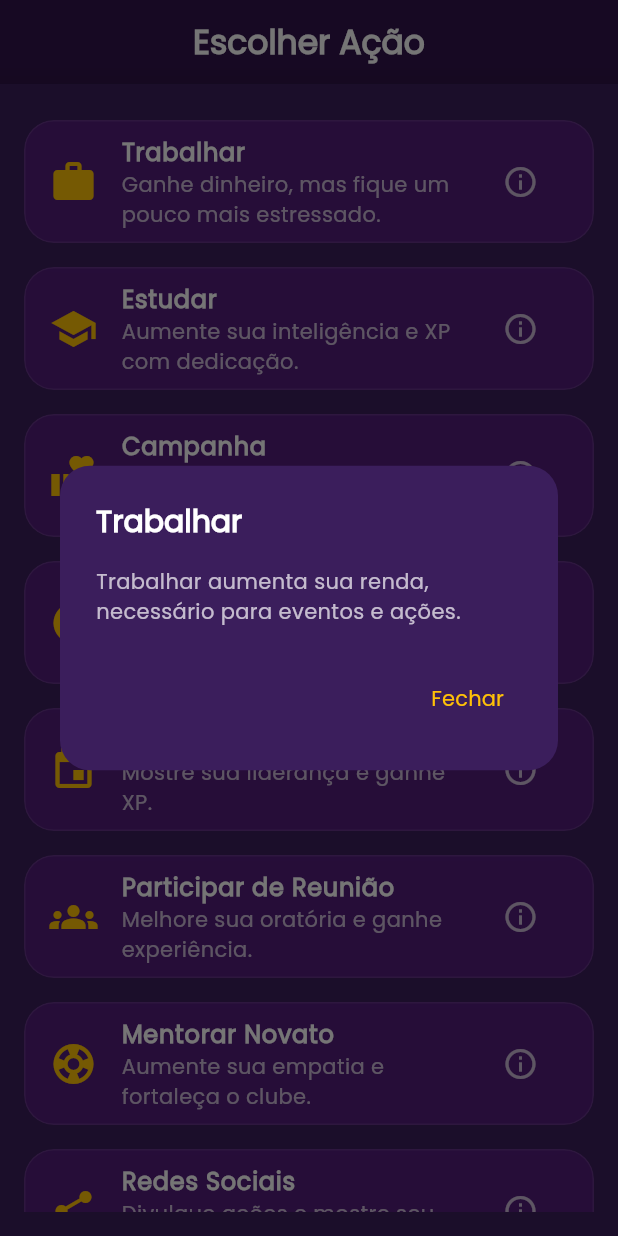
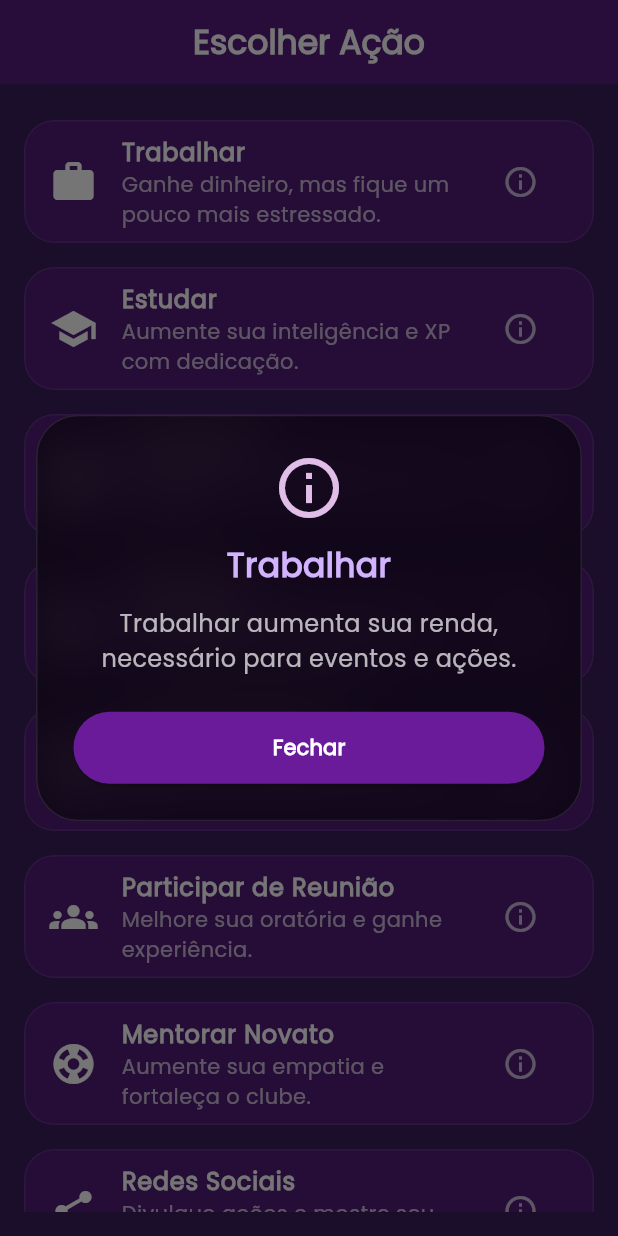
Before and after one commit to GustavoJung/bitleo, a Flutter app: the ActionsScreen screen opened directly with empty values, after a tap on the "info outline" icon, on a phone screen of 412 x 824 dp. Run offline on Flutter 3.47's test engine with Material 3 defaults, Android fonts, the phone set to English and light mode, and no system bars; our stand-ins replace animated_background, confetti, shared_preferences; accounts and stored records are empty.

Commit message:
visual atualizado para web

```diff
--- a/lib/screens/actions_screen.dart
+++ b/lib/screens/actions_screen.dart
@@ -17,28 +17,82 @@ class ActionsScreen extends StatelessWidget {
     ConquistaService.marcarTelaVisitada('actions');
     showDialog(
       context: context,
-      builder: (context) => AlertDialog(
-        backgroundColor: const Color(0xFF3B1E5C),
-        shape: RoundedRectangleBorder(borderRadius: BorderRadius.circular(20)),
-        title: Text(
+      builder: (context) {
+        return Dialog(
+          backgroundColor: Colors.transparent,
+          insetPadding: const EdgeInsets.symmetric(
+            horizontal: 24,
+            vertical: 24,
+          ),
+          child: ConstrainedBox(
+            constraints: const BoxConstraints(maxWidth: 400),
+            child: ClipRRect(
+              borderRadius: BorderRadius.circular(28),
+              child: BackdropFilter(
+                filter: ImageFilter.blur(sigmaX: 20, sigmaY: 20),
+                child: Container(
+                  padding: const EdgeInsets.all(24),
+                  decoration: BoxDecoration(
+                    color: Colors.black.withOpacity(0.5),
+                    borderRadius: BorderRadius.circular(28),
+                    border: Border.all(color: Colors.white.withOpacity(0.1)),
+                  ),
+                  child: Column(
+                    mainAxisSize: MainAxisSize.min,
+                    children: [
+                      const Icon(
+                        Icons.info_outline,
+                        size: 48,
+                        color: Color(0xFFE1BEE7),
+                      ),
+                      const SizedBox(height: 12),
+                      Text(
                         title,
+                        textAlign: TextAlign.center,
                         style: const TextStyle(
-            color: Colors.white,
-            fontSize: 20,
+                          color: Color(0xFFD1B3FF),
+                          fontSize: 22,
                           fontWeight: FontWeight.bold,
                         ),
                       ),
-        content: Text(
+                      const SizedBox(height: 12),
+                      Text(
                         description,
-          style: const TextStyle(color: Colors.white70),
+                        textAlign: TextAlign.center,
+                        style: const TextStyle(
+                          color: Colors.white70,
+                          fontSize: 16,
                         ),
-        actions: [
-          TextButton(
+                      ),
+                      const SizedBox(height: 24),
+                      SizedBox(
+                        width: double.infinity,
+                        child: ElevatedButton(
+                          style: ElevatedButton.styleFrom(
+                            backgroundColor: const Color(0xFF6A1B9A),
+                            shape: RoundedRectangleBorder(
+                              borderRadius: BorderRadius.circular(30),
+                            ),
+                            padding: const EdgeInsets.symmetric(vertical: 14),
+                          ),
                           onPressed: () => Navigator.pop(context),
-            child: const Text('Fechar', style: TextStyle(color: Colors.amber)),
+                          child: const Text(
+                            'Fechar',
+                            style: TextStyle(
+                              color: Colors.white,
+                              fontWeight: FontWeight.bold,
+                            ),
+                          ),
+                        ),
                       ),
                     ],
                   ),
+                ),
+              ),
+            ),
+          ),
+        );
+      },
     );
   }
 
@@ -186,7 +240,7 @@ class ActionsScreen extends StatelessWidget {
                         child: ListTile(
                           leading: Icon(
                             icon,
-                            color: pode ? Colors.amber : Colors.white38,
+                            color: pode ? Colors.white : Colors.white38,
                             size: 32,
                           ),
                           title: Text(
--- a/lib/widgets/custom_appbar.dart
+++ b/lib/widgets/custom_appbar.dart
@@ -4,9 +4,23 @@ import 'package:flutter/material.dart';
 /// AppBar simples (sem ações)
 PreferredSizeWidget buildCustomAppBar(String title) {
   return AppBar(
-    backgroundColor: Color(0xFF6A1B9A).withOpacity(0.3),
     elevation: 0,
     centerTitle: true,
+    backgroundColor: Colors.transparent,
+    flexibleSpace: ClipRRect(
+      borderRadius: const BorderRadius.only(
+        bottomLeft: Radius.circular(0),
+        bottomRight: Radius.circular(0),
+      ),
+      child: BackdropFilter(
+        filter: ImageFilter.blur(sigmaX: 15, sigmaY: 15),
+        child: Container(
+          color: const Color(
+            0xFF6A1B9A,
+          ).withOpacity(0.6), // Roxo sólido translúcido
+        ),
+      ),
+    ),
     title: Text(
       title,
       style: const TextStyle(
@@ -16,29 +30,29 @@ PreferredSizeWidget buildCustomAppBar(String title) {
         fontWeight: FontWeight.bold,
       ),
     ),
+    iconTheme: const IconThemeData(color: Colors.white),
+  );
+}
+
+/// AppBar com ações e tooltips
+PreferredSizeWidget buildCustomAppBarWithActions({
+  required String title,
+  required List<Widget> actions,
+}) {
+  return AppBar(
+    elevation: 0,
+    centerTitle: true,
+    backgroundColor: Colors.transparent,
     flexibleSpace: ClipRRect(
       borderRadius: const BorderRadius.only(
         bottomLeft: Radius.circular(0),
         bottomRight: Radius.circular(0),
       ),
       child: BackdropFilter(
-        filter: ImageFilter.blur(sigmaX: 10, sigmaY: 10),
-        child: Container(color: Colors.black.withOpacity(0.3)),
+        filter: ImageFilter.blur(sigmaX: 15, sigmaY: 15),
+        child: Container(color: const Color(0xFF6A1B9A).withOpacity(0.6)),
       ),
     ),
-    iconTheme: const IconThemeData(color: Color(0xFFFF7043)),
-  );
-}
-
-/// AppBar com ações (ícones)
-PreferredSizeWidget buildCustomAppBarWithActions({
-  required String title,
-  required List<Widget> actions,
-}) {
-  return AppBar(
-    backgroundColor: Color(0xFF6A1B9A).withOpacity(0.3),
-    elevation: 0,
-    centerTitle: true,
     title: Text(
       title,
       style: const TextStyle(
@@ -48,17 +62,39 @@ PreferredSizeWidget buildCustomAppBarWithActions({
         fontWeight: FontWeight.bold,
       ),
     ),
-    flexibleSpace: ClipRRect(
-      borderRadius: const BorderRadius.only(
-        bottomLeft: Radius.circular(0),
-        bottomRight: Radius.circular(0),
-      ),
-      child: BackdropFilter(
-        filter: ImageFilter.blur(sigmaX: 10, sigmaY: 10),
-        child: Container(color: Colors.black.withOpacity(0.3)),
-      ),
-    ),
-    iconTheme: const IconThemeData(color: Color.fromARGB(255, 128, 2, 206)),
-    actions: actions,
+    iconTheme: const IconThemeData(color: Colors.white),
+    actions: actions
+        .map(
+          (widget) => Padding(
+            padding: const EdgeInsets.symmetric(horizontal: 4),
+            child: Tooltip(
+              message: _getTooltipForAction(widget),
+              child: widget,
+            ),
+          ),
+        )
+        .toList(),
   );
 }
+
+/// Função auxiliar para definir textos de hover
+String _getTooltipForAction(Widget widget) {
+  if (widget is IconButton) {
+    final icon = widget.icon;
+    if (icon is Icon) {
+      switch (icon.icon) {
+        case Icons.person:
+          return 'Perfil';
+        case Icons.emoji_events:
+          return 'Conquistas';
+        case Icons.settings:
+          return 'Configurações';
+        case Icons.help:
+          return 'Ajuda';
+        default:
+          return 'Ação';
+      }
+    }
+  }
+  return 'Ação';
+}
```
Also changed, not shown: lib/screens/conquistas_screen.dart (+43 -14 lines), lib/screens/game_screen.dart (+12 -0 lines), lib/screens/name_screen.dart (+29 -15 lines). Lines whose indentation alone changed are shown as unchanged.
